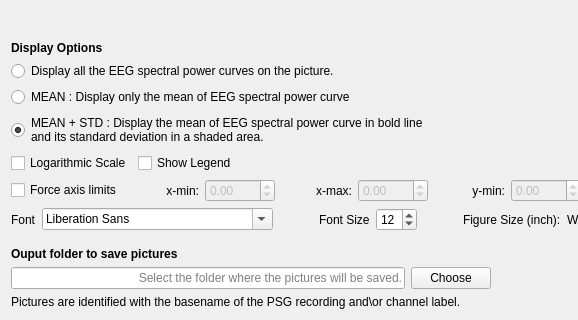
Above: tools/CEAMSTools/PSAImages/OutputFiles/Ui_OutputFiles.ui from SnoozToolbox/snooz-package-ceams before the change; both pictures show x 0 to 578 and y 841 to 1161 of the 895 by 1161 pixel window. Below: the same form after it.
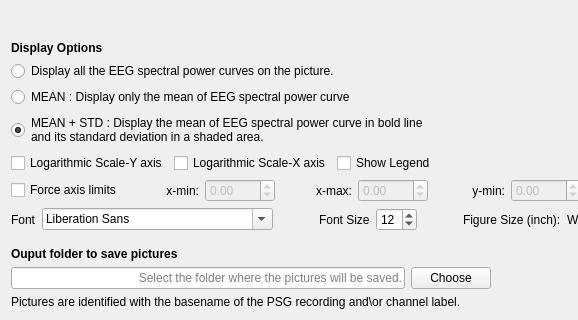
That is the form after the change.

Commit message:
Add independent log scales for X and Y axes in PSA Images.
Support log_scale_x in PSAPicsGenerator plotting, keep log_scale_y for power, and bump PSAImages to 2.0.2.

Patch:
```diff
--- a/tools/CEAMSTools/PSAImages/OutputFiles/Ui_OutputFiles.ui
+++ b/tools/CEAMSTools/PSAImages/OutputFiles/Ui_OutputFiles.ui
@@ -771,7 +771,14 @@
            <item>
             <widget class="QCheckBox" name="checkBox_log">
              <property name="text">
-              <string>Logarithmic Scale</string>
+              <string>Logarithmic Scale-Y axis</string>
+             </property>
+            </widget>
+           </item>
+           <item>
+            <widget class="QCheckBox" name="checkBox_log_x">
+             <property name="text">
+              <string>Logarithmic Scale-X axis</string>
              </property>
             </widget>
            </item>
```
Left out of the diff: 4 changed lines with no effect on the pictures. The commit also changes 6 other files.
